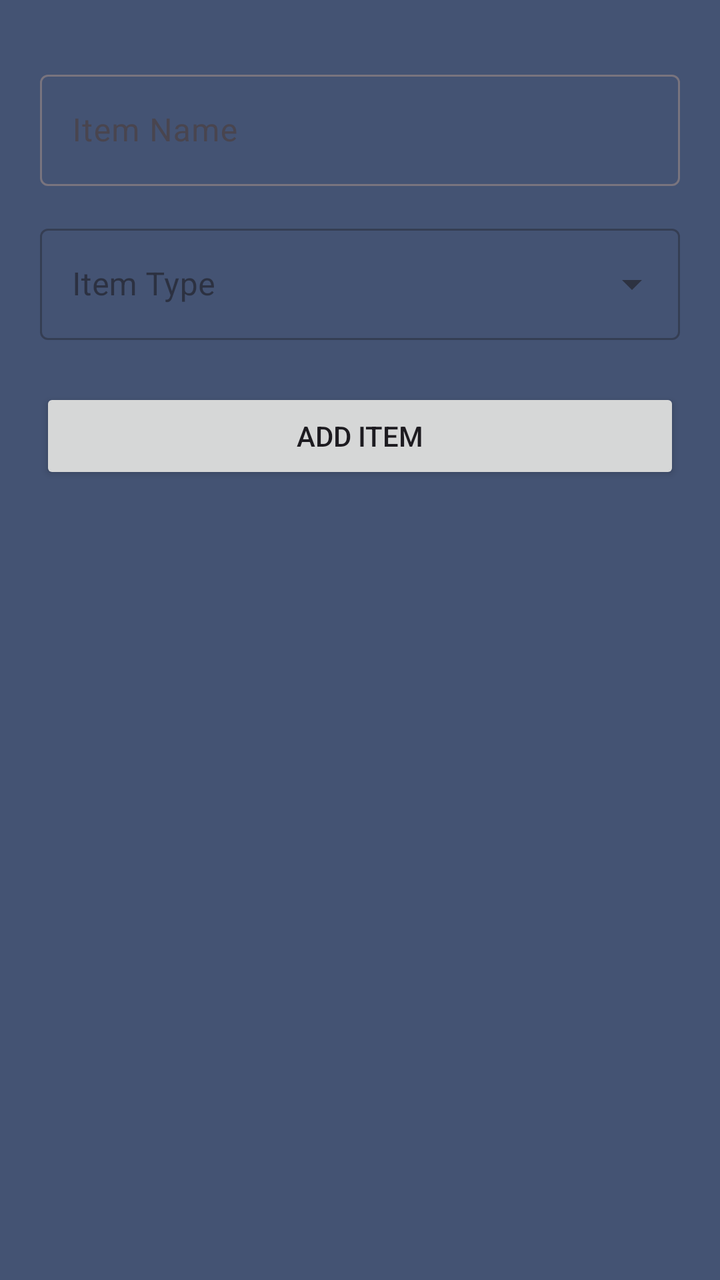
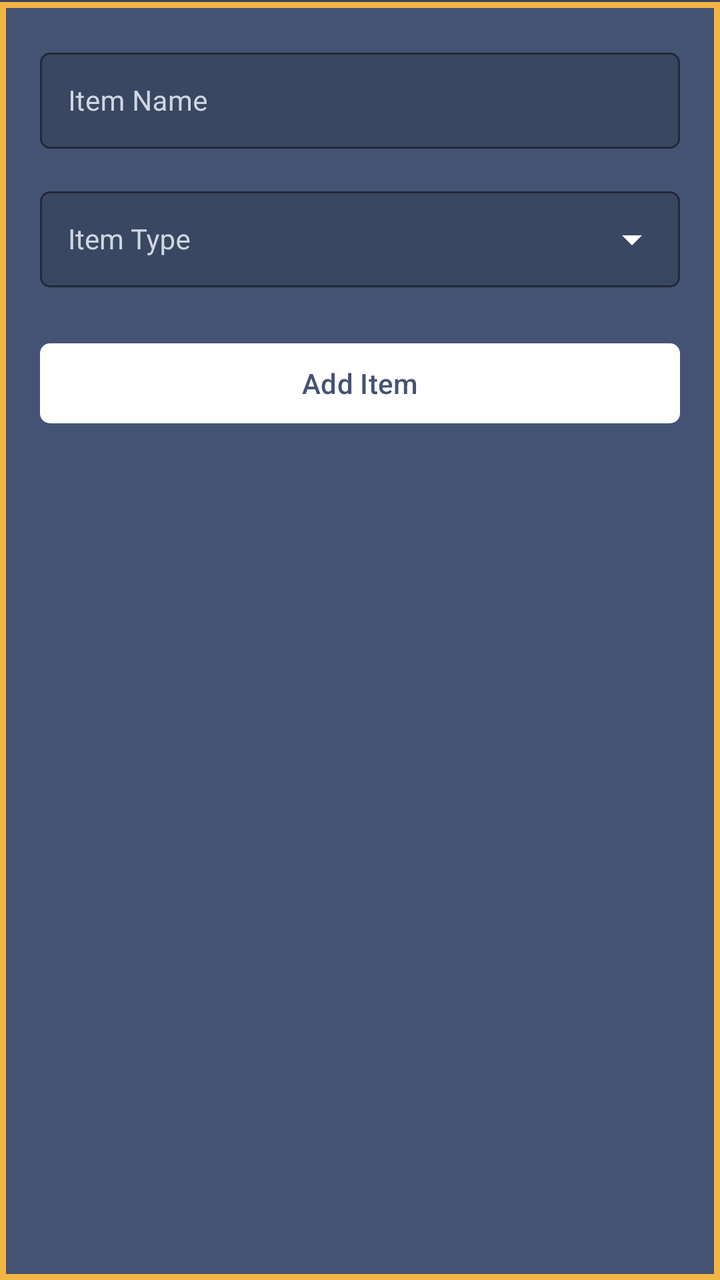

Before-and-after screenshots of an Android layout around one commit, followed by the original layout XML and the change that was made.
<!-- AndroidManifest.xml: application theme AppTheme -->
<!-- res/layout/fragment_add_obj_item.xml -->
<?xml version="1.0" encoding="utf-8"?>
<layout xmlns:android="http://schemas.android.com/apk/res/android"
    xmlns:app="http://schemas.android.com/apk/res-auto">

    <androidx.constraintlayout.widget.ConstraintLayout
        android:layout_width="match_parent"
        android:layout_height="match_parent"
        >

        
        <LinearLayout
            android:id="@+id/successMessageView"
            android:layout_width="0dp"
            android:layout_height="wrap_content"
            android:background="@color/green"
            android:orientation="horizontal"
            android:padding="20dp"
            android:gravity="center"
            android:elevation="8dp"
            android:visibility="gone"
            android:translationY="-100dp"
            app:layout_constraintEnd_toEndOf="parent"
            app:layout_constraintStart_toStartOf="parent"
            app:layout_constraintTop_toTopOf="parent">

            <TextView
                android:id="@+id/successMessageText"
                android:layout_width="wrap_content"
                android:layout_height="wrap_content"
                android:textColor="@android:color/white"
                android:textSize="16sp"
                android:textStyle="bold"
                android:drawablePadding="12dp"
                android:gravity="center_vertical"
                app:drawableStartCompat="@drawable/ic_thumb_up"
                app:drawableTint="@android:color/white" />

        </LinearLayout>

        <com.google.android.material.textfield.TextInputLayout
            android:id="@+id/itemNameInputLayout"
            android:layout_width="0dp"
            android:layout_height="wrap_content"
            android:layout_marginTop="32dp"
            android:layout_marginHorizontal="20dp"
            android:hint="Item Name"
            app:layout_constraintEnd_toEndOf="parent"
            app:layout_constraintStart_toStartOf="parent"
            app:layout_constraintTop_toTopOf="parent">

            <com.google.android.material.textfield.TextInputEditText
                android:id="@+id/itemNameEditText"
                android:layout_width="match_parent"
                android:layout_height="wrap_content"
                android:inputType="text" />

        </com.google.android.material.textfield.TextInputLayout>

        <com.google.android.material.textfield.TextInputLayout
            android:id="@+id/itemTypeInputLayout"
            android:layout_width="0dp"
            android:layout_height="wrap_content"
            android:layout_marginTop="16dp"
            android:layout_marginHorizontal="20dp"
            android:hint="Item Type"
            style="@style/Widget.MaterialComponents.TextInputLayout.OutlinedBox.ExposedDropdownMenu"
            app:layout_constraintEnd_toEndOf="parent"
            app:layout_constraintStart_toStartOf="parent"
            app:layout_constraintTop_toBottomOf="@id/itemNameInputLayout">

            <AutoCompleteTextView
                android:id="@+id/itemTypeTextView"
                android:layout_width="match_parent"
                android:layout_height="wrap_content"
                android:inputType="none" />

        </com.google.android.material.textfield.TextInputLayout>

        <Button
            android:id="@+id/addItemButton"
            android:layout_width="0dp"
            android:layout_height="wrap_content"
            android:layout_marginTop="24dp"
            android:layout_marginHorizontal="20dp"
            android:text="Add Item"
            app:layout_constraintEnd_toEndOf="parent"
            app:layout_constraintStart_toStartOf="parent"
            app:layout_constraintTop_toBottomOf="@id/itemTypeInputLayout" />

        <TextView
            android:id="@+id/errorTextView"
            android:layout_width="0dp"
            android:layout_height="wrap_content"
            android:layout_marginTop="16dp"
            android:layout_marginHorizontal="20dp"
            android:textColor="@android:color/holo_red_dark"
            android:visibility="gone"
            app:layout_constraintEnd_toEndOf="parent"
            app:layout_constraintStart_toStartOf="parent"
            app:layout_constraintTop_toBottomOf="@id/addItemButton" />

        
        <include
            android:id="@+id/loadingViewInclude"
            layout="@layout/view_loading"
            android:layout_height="match_parent"
            android:layout_width="match_parent"
            app:layout_constraintBottom_toBottomOf="parent"
            app:layout_constraintEnd_toEndOf="parent"
            app:layout_constraintStart_toStartOf="parent"
            app:layout_constraintTop_toTopOf="parent"/>

    </androidx.constraintlayout.widget.ConstraintLayout>
</layout>
<!-- res/layout/view_loading.xml (included above) -->
<?xml version="1.0" encoding="utf-8"?>
<androidx.constraintlayout.widget.ConstraintLayout xmlns:android="http://schemas.android.com/apk/res/android"
    android:layout_width="match_parent"
    android:layout_height="match_parent">
    <LinearLayout
        android:id="@+id/loading_view"
        android:layout_width="match_parent"
        android:layout_height="match_parent"
        android:gravity="center"
        android:orientation="vertical"
        android:visibility="gone"
        android:background="#ccffffff"
        >

        <ProgressBar
            android:layout_width="wrap_content"
            android:layout_height="wrap_content" />
    </LinearLayout>
</androidx.constraintlayout.widget.ConstraintLayout>
<!-- resources referenced by this layout -->
<resources>
  <color name="green">#32a852</color>
  <color name="colorPrimary">#445373</color>
  <color name="colorPrimaryDark">#35415A</color>
  <color name="colorAccent">#D81B60</color>
  <color name="slateIndigoDark">#3B4864</color>
  <color name="slateIndigo">#445373</color>
  <!-- unchanged entries left out for length: 2 -->
</resources>

<!-- the commit's change to res/layout/fragment_add_obj_item.xml (unified diff, before → after) -->
@@ -5,7 +5,26 @@
     <androidx.constraintlayout.widget.ConstraintLayout
         android:layout_width="match_parent"
         android:layout_height="match_parent"
-        >
+        android:background="@color/slateIndigo">
+
+        <include
+            android:id="@+id/subtitleInclude"
+            layout="@layout/view_subtitle"
+            android:layout_width="0dp"
+            android:layout_height="wrap_content"
+            app:layout_constraintStart_toStartOf="parent"
+            app:layout_constraintEnd_toEndOf="parent"
+            app:layout_constraintTop_toTopOf="parent" />
+
+        <View
+            android:id="@+id/formBackground"
+            android:layout_width="0dp"
+            android:layout_height="0dp"
+            android:background="@drawable/bg_objective_library_list"
+            app:layout_constraintTop_toBottomOf="@id/subtitleInclude"
+            app:layout_constraintBottom_toBottomOf="parent"
+            app:layout_constraintStart_toStartOf="parent"
+            app:layout_constraintEnd_toEndOf="parent" />
 
         
         <LinearLayout
@@ -39,20 +58,24 @@
 
         <com.google.android.material.textfield.TextInputLayout
             android:id="@+id/itemNameInputLayout"
-            android:layout_width="0dp"
-            android:layout_height="wrap_content"
-            android:layout_marginTop="32dp"
+            style="@style/LibraryFormInput"
+            android:layout_width="0dp"
+            android:layout_height="wrap_content"
+            android:layout_marginTop="16dp"
+            app:layout_goneMarginTop="20dp"
             android:layout_marginHorizontal="20dp"
             android:hint="Item Name"
             app:layout_constraintEnd_toEndOf="parent"
             app:layout_constraintStart_toStartOf="parent"
-            app:layout_constraintTop_toTopOf="parent">
+            app:layout_constraintTop_toBottomOf="@id/formErrorTextView">
 
             <com.google.android.material.textfield.TextInputEditText
                 android:id="@+id/itemNameEditText"
+                style="@style/LibraryFormFieldContent"
                 android:layout_width="match_parent"
                 android:layout_height="wrap_content"
-                android:inputType="text" />
+                android:textColor="@android:color/white"
+                android:inputType="text|textCapSentences" />
 
         </com.google.android.material.textfield.TextInputLayout>
 
@@ -63,21 +86,27 @@
             android:layout_marginTop="16dp"
             android:layout_marginHorizontal="20dp"
             android:hint="Item Type"
-            style="@style/Widget.MaterialComponents.TextInputLayout.OutlinedBox.ExposedDropdownMenu"
+            style="@style/LibraryFormDropdown"
             app:layout_constraintEnd_toEndOf="parent"
             app:layout_constraintStart_toStartOf="parent"
             app:layout_constraintTop_toBottomOf="@id/itemNameInputLayout">
 
-            <AutoCompleteTextView
+            <com.google.android.material.textfield.MaterialAutoCompleteTextView
                 android:id="@+id/itemTypeTextView"
+                style="@style/LibraryFormFieldContent"
                 android:layout_width="match_parent"
                 android:layout_height="wrap_content"
+                android:textColor="@android:color/white"
+                android:popupBackground="@color/clinicCardBackground"
                 android:inputType="none" />
 
         </com.google.android.material.textfield.TextInputLayout>
 
-        <Button
+        <com.google.android.material.button.MaterialButton
             android:id="@+id/addItemButton"
+            android:textColor="@color/slateIndigo"
+            app:backgroundTint="@android:color/white"
+            app:cornerRadius="@dimen/card_corner_radius"
             android:layout_width="0dp"
             android:layout_height="wrap_content"
             android:layout_marginTop="24dp"
@@ -88,21 +117,21 @@
             app:layout_constraintTop_toBottomOf="@id/itemTypeInputLayout" />
 
         <TextView
-            android:id="@+id/errorTextView"
+            android:id="@+id/formErrorTextView"
+            style="@style/LibraryFormError"
             android:layout_width="0dp"
             android:layout_height="wrap_content"
             android:layout_marginTop="16dp"
             android:layout_marginHorizontal="20dp"
-            android:textColor="@android:color/holo_red_dark"
             android:visibility="gone"
             app:layout_constraintEnd_toEndOf="parent"
             app:layout_constraintStart_toStartOf="parent"
-            app:layout_constraintTop_toBottomOf="@id/addItemButton" />
+            app:layout_constraintTop_toBottomOf="@id/subtitleInclude" />
 
         
         <include
             android:id="@+id/loadingViewInclude"
-            layout="@layout/view_loading"
+            layout="@layout/view_library_loading"
             android:layout_height="match_parent"
             android:layout_width="match_parent"
             app:layout_constraintBottom_toBottomOf="parent"
@@ -112,7 +141,93 @@
 
     </androidx.constraintlayout.widget.ConstraintLayout>
 </layout>
-<!-- res/layout/view_loading.xml (included above) -->
+<!-- res/layout/view_subtitle.xml (included above) -->
+<?xml version="1.0" encoding="utf-8"?>
+<androidx.constraintlayout.widget.ConstraintLayout xmlns:android="http://schemas.android.com/apk/res/android"
+    xmlns:app="http://schemas.android.com/apk/res-auto"
+    android:layout_width="match_parent"
+    android:layout_height="wrap_content"
+    android:background="@color/slateIndigo">
+
+    <TextView
+        android:id="@+id/subtitleTextView"
+        android:layout_width="0dp"
+        android:layout_height="wrap_content"
+        android:background="@drawable/bg_subtitle_band"
+        android:includeFontPadding="false"
+        android:paddingStart="28dp"
+        android:paddingTop="9dp"
+        android:paddingEnd="28dp"
+        android:paddingBottom="11dp"
+        android:shadowColor="@color/subtitleBandHighlight"
+        android:shadowDx="0"
+        android:shadowDy="1"
+        android:shadowRadius="0.6"
+        android:textColor="@color/toolbarTextMuted"
+        android:textSize="16sp"
+        android:visibility="gone"
+        android:textStyle="bold"
+        app:layout_constraintEnd_toEndOf="parent"
+        app:layout_constraintStart_toStartOf="parent"
+        app:layout_constraintTop_toTopOf="parent"
+        />
+
+    <TextView
+        android:id="@+id/sectionTitleTextView"
+        android:layout_width="0dp"
+        android:layout_height="wrap_content"
+        android:layout_marginStart="28dp"
+        android:layout_marginTop="12dp"
+        android:layout_marginEnd="28dp"
+        android:includeFontPadding="false"
+        android:paddingBottom="16dp"
+        android:shadowColor="@color/toolbarTitleShadow"
+        android:shadowDx="0"
+        android:shadowDy="2"
+        android:shadowRadius="0.8"
+        android:textColor="@android:color/white"
+        android:textSize="18sp"
+        android:textStyle="bold"
+        android:visibility="gone"
+        app:layout_constraintEnd_toEndOf="parent"
+        app:layout_constraintStart_toStartOf="parent"
+        app:layout_constraintTop_toBottomOf="@id/subtitleTextView" />
+
+    <androidx.constraintlayout.widget.Barrier
+        android:id="@+id/contentBottomBarrier"
+        android:layout_width="wrap_content"
+        android:layout_height="wrap_content"
+        app:barrierDirection="bottom"
+        app:constraint_referenced_ids="subtitleTextView,sectionTitleTextView,errorTextView" />
+
+    <View
+        android:id="@+id/bottomDivider"
+        android:layout_width="match_parent"
+        android:layout_height="1dp"
+        android:background="@color/slateIndigoOutlineDark"
+        app:layout_constraintEnd_toEndOf="parent"
+        app:layout_constraintStart_toStartOf="parent"
+        app:layout_constraintTop_toBottomOf="@id/contentBottomBarrier"
+        app:layout_constraintBottom_toBottomOf="parent" />
+
+    <TextView
+        android:id="@+id/errorTextView"
+        android:layout_width="0dp"
+        android:layout_height="wrap_content"
+        android:layout_marginStart="28dp"
+        android:layout_marginTop="16dp"
+        android:layout_marginEnd="28dp"
+        android:text=""
+        android:textColor="@android:color/white"
+        android:textSize="16sp"
+        android:textStyle="bold"
+        android:visibility="gone"
+        app:layout_constraintEnd_toEndOf="parent"
+        app:layout_constraintStart_toStartOf="parent"
+        app:layout_constraintTop_toBottomOf="@id/sectionTitleTextView"
+        />
+</androidx.constraintlayout.widget.ConstraintLayout>
+<!-- res/layout/view_library_loading.xml (included above) -->
 <?xml version="1.0" encoding="utf-8"?>
 <androidx.constraintlayout.widget.ConstraintLayout xmlns:android="http://schemas.android.com/apk/res/android"
     android:layout_width="match_parent"
@@ -124,10 +239,11 @@
         android:gravity="center"
         android:orientation="vertical"
         android:visibility="gone"
-        android:background="#ccffffff"
+        android:background="@color/libraryLoadingOverlay"
         >
 
         <ProgressBar
+            android:indeterminateTint="@color/toolbarTextMuted"
             android:layout_width="wrap_content"
             android:layout_height="wrap_content" />
     </LinearLayout>
<!-- resource entries referenced after the edit -->
@@ -1,11 +1,81 @@
 <!-- resources referenced by this layout -->
 <resources>
+  <color name="clinicCardBackground">#FFFFFF</color>
   <color name="green">#32a852</color>
+  <color name="libraryLoadingOverlay">#CC293246</color>
   <color name="colorPrimary">#445373</color>
   <color name="colorPrimaryDark">#35415A</color>
   <color name="colorAccent">#D81B60</color>
   <color name="slateIndigoDark">#3B4864</color>
   <color name="slateIndigo">#445373</color>
+  <color name="slateIndigoOutlineDark">#37445E</color>
+  <color name="subtitleBandHighlight">#5B6B8D</color>
+  <color name="toolbarTextMuted">#D0D6E2</color>
+  <color name="toolbarTitleShadow">#323D55</color>
+  <dimen name="card_corner_radius">5dp</dimen>
+  <!-- drawable bg_objective_library_list (drawable) -->
+  <?xml version="1.0" encoding="utf-8"?>
+  <shape xmlns:android="http://schemas.android.com/apk/res/android"
+      android:shape="rectangle">
+      <solid android:color="@color/slateIndigo" />
+      <stroke
+          android:width="@dimen/objective_library_border_width"
+          android:color="@color/objectiveLevelBeginner" />
+  </shape>
+  <!-- drawable bg_subtitle_band (drawable) -->
+  <?xml version="1.0" encoding="utf-8"?>
+  <layer-list xmlns:android="http://schemas.android.com/apk/res/android">
+      <item android:bottom="2dp">
+          <shape android:shape="rectangle">
+              <solid android:color="@color/slateIndigoOutlineDark" />
+          </shape>
+      </item>
+  
+      <item android:top="2dp">
+          <shape android:shape="rectangle">
+              <solid android:color="@color/subtitleBandHighlight" />
+          </shape>
+      </item>
+  
+      <item
+          android:top="2dp"
+          android:bottom="2dp">
+          <shape android:shape="rectangle">
+              <solid android:color="@color/slateIndigoInset" />
+          </shape>
+      </item>
+  </layer-list>
+  <style name="LibraryFormDropdown" parent="LibraryFormInput">
+          <item name="endIconMode">dropdown_menu</item>
+      </style>
+  <style name="LibraryFormError" parent="">
+          <item name="android:textColor">#FFAAA5</item>
+          <item name="android:textSize">14sp</item>
+          <item name="android:fontFamily">sans-serif-medium</item>
+      </style>
+  <style name="LibraryFormFieldContent" parent="">
+          <item name="android:minHeight">48dp</item>
+          <item name="android:textSize">14sp</item>
+          <item name="android:paddingStart">14dp</item>
+          <item name="android:paddingEnd">14dp</item>
+          <item name="android:paddingTop">10dp</item>
+          <item name="android:paddingBottom">10dp</item>
+          <item name="android:gravity">center_vertical</item>
+      </style>
+  <style name="LibraryFormInput" parent="Widget.MaterialComponents.TextInputLayout.OutlinedBox">
+          <item name="boxBackgroundColor">@color/slateIndigoInset</item>
+          <item name="boxStrokeColor">@color/toolbarTextMuted</item>
+          <item name="android:textColorHint">@color/toolbarTextMuted</item>
+          <item name="hintTextColor">@android:color/white</item>
+          <item name="endIconTint">@android:color/white</item>
+          <item name="boxCornerRadiusTopStart">@dimen/card_corner_radius</item>
+          <item name="boxCornerRadiusTopEnd">@dimen/card_corner_radius</item>
+          <item name="boxCornerRadiusBottomStart">@dimen/card_corner_radius</item>
+          <item name="boxCornerRadiusBottomEnd">@dimen/card_corner_radius</item>
+      </style>
+  <dimen name="objective_library_border_width">3dp</dimen>
+  <color name="objectiveLevelBeginner">#F2B544</color>
+  <color name="slateIndigoInset">#3A4762</color>
   <!-- unchanged entries left out for length: 2 -->
 </resources>
 
